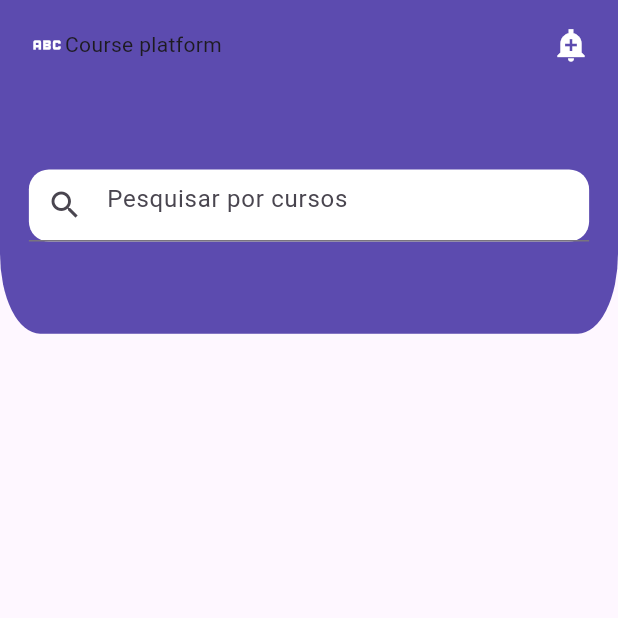
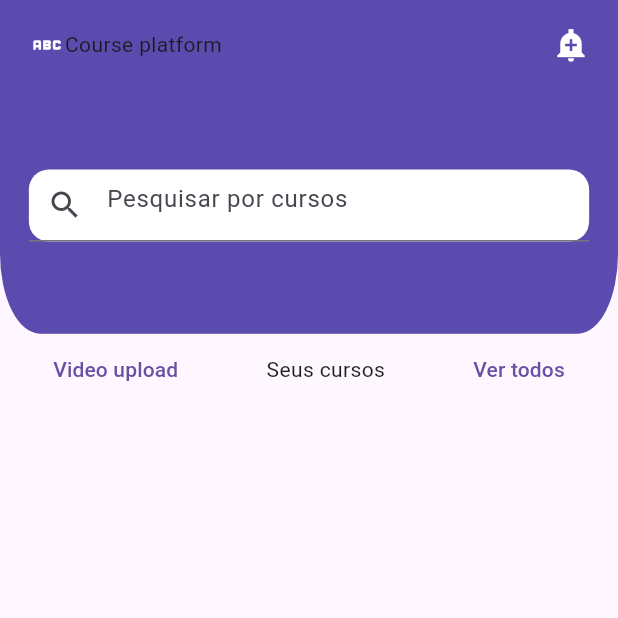
Before and after one commit to iru-Y/course_app, a Flutter app: the HomeScreen screen opened by its route, on a phone screen of 412 x 824 dp, the top half of it. Run offline on Flutter 3.47's test engine with Material 3 defaults, Android fonts, the phone set to English and light mode, and no system bars; our stand-ins replace file_picker, flutter_screenutil; missing offline and left inert: video_thumbnail_imageview.

Commit message:
upload de vídeo

```diff
--- a/lib/app_routes.dart
+++ b/lib/app_routes.dart
@@ -2,4 +2,5 @@ abstract class AppRoute {
   static const home = '/home';
   static const register = '/';
   static const login = '/login';
+  static const videoUpload = '/videoUpload';
 }
--- /dev/null
+++ b/lib/home/home_body.dart
@@ -0,0 +1,26 @@
+import 'package:flutter/material.dart';
+
+import '../app_routes.dart';
+
+class HomeBody extends StatelessWidget {
+  const HomeBody({super.key});
+
+  @override
+  Widget build(BuildContext context) {
+      return Column(
+        children: [
+          Row(
+            mainAxisAlignment: MainAxisAlignment.spaceAround,
+            children: [
+              TextButton(onPressed: ()=>{
+                Navigator.of(context).pushNamed(AppRoute.videoUpload)
+              }, child: Text('Video upload')),
+              Text('Seus cursos'),
+              TextButton(onPressed: () => {}, child: Text('Ver todos')),
+
+            ],
+          ),
+        ],
+    );
+  }
+}
--- a/lib/home/home_screen.dart
+++ b/lib/home/home_screen.dart
@@ -1,3 +1,4 @@
+import 'package:course_app/home/home_body.dart';
 import 'package:course_app/home/home_header.dart';
 import 'package:flutter/material.dart';
 
@@ -8,10 +9,13 @@ class HomeScreen extends StatelessWidget {
   Widget build(BuildContext context) {
     return SafeArea(
       child: const Scaffold(
-        body: Column(
-          children: [
-            HomeHeader()
-          ],
+        body: SingleChildScrollView(
+          child: Column(
+            children: [
+              HomeHeader(),
+              HomeBody()
+            ],
+          ),
         ),
       ),
     );
--- a/lib/main.dart
+++ b/lib/main.dart
@@ -2,6 +2,7 @@ import 'package:course_app/app_routes.dart';
 import 'package:course_app/home/home_screen.dart';
 import 'package:course_app/user/login_screen.dart';
 import 'package:course_app/user/register_screen.dart';
+import 'package:course_app/video/video_upload.dart';
 import 'package:flutter/material.dart';
 import 'package:flutter_screenutil/flutter_screenutil.dart';
 
@@ -24,6 +25,7 @@ class MyApp extends StatelessWidget {
           AppRoute.register: (context) => const RegisterScreen(),
           AppRoute.login: (context) => const LoginScreen(),
           AppRoute.home: (context) => const HomeScreen(),
+          AppRoute.videoUpload: (context) => VideoUpload(),
         },
       ),
     );
--- a/lib/user/login_screen.dart
+++ b/lib/user/login_screen.dart
@@ -1,5 +1,4 @@
 import 'package:course_app/app_routes.dart';
-import 'package:course_app/user/login_repo.dart';
 import 'package:course_app/user/login_repo.dart';
 import 'package:flutter/material.dart';
 import 'package:flutter_screenutil/flutter_screenutil.dart';
--- /dev/null
+++ b/lib/video/video_repo.dart
@@ -0,0 +1,35 @@
+import 'dart:io';
+import 'package:course_app/api_path.dart';
+import 'package:http/http.dart' as http;
+import 'video_model.dart';
+
+class VideoRepository {
+
+  Future<void> uploadVideo(VideoModel video) async {
+    try {
+      var uri = Uri.parse("$apiPath/v1/video");
+      var request = http.MultipartRequest("POST", uri);
+
+      request.fields["title"] = video.title;
+      request.fields["description"] = video.description;
+
+      if (video.videoPath != null) {
+        var file = File(video.videoPath!);
+        request.files.add(
+          await http.MultipartFile.fromPath("video", file.path),
+        );
+      }
+
+      var response = await request.send();
+      var responseBody = await response.stream.bytesToString();
+
+      if (response.statusCode == 200 || response.statusCode == 201) {
+        print("Vídeo enviado com sucesso!");
+      } else {
+        print("Erro no upload: ${response.statusCode}, ${responseBody}");
+      }
+    } catch (e) {
+      print("Erro ao enviar vídeo: $e");
+    }
+  }
+}
```
Also changed, not shown: lib/user/register_screen.dart (+8 -0 lines), lib/video/video_card.dart (added, +16 -0 lines), lib/video/video_model.dart (added, +18 -0 lines), lib/video/video_upload.dart (added, +128 -0 lines), pubspec.yaml (+7 -2 lines), assets/loading_circles_blue_gradient.jpg (added), assets/transparent.png (added), pubspec.lock, 2 other files.
